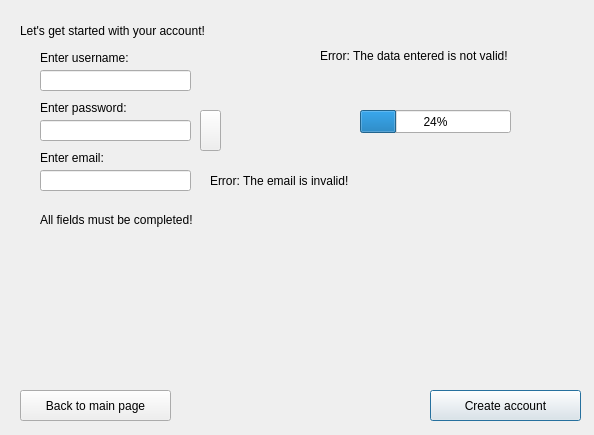
AndreiAndreea/TriviadorMCpp, file Triviador/Triviador/Register.ui: the form before one commit.
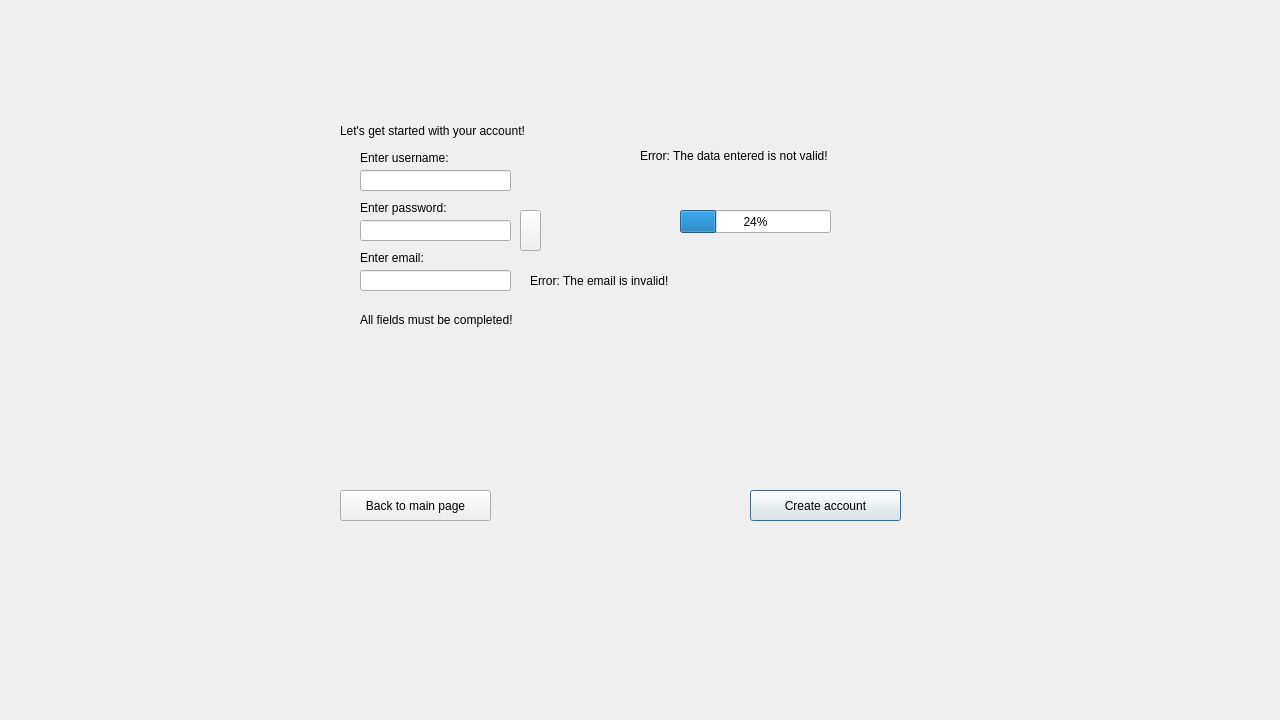
The form after the commit.

What changed in the file:
```diff
--- a/Triviador/Triviador/Register.ui
+++ b/Triviador/Triviador/Register.ui
@@ -6,8 +6,8 @@
    <rect>
     <x>0</x>
     <y>0</y>
-    <width>594</width>
-    <height>435</height>
+    <width>1280</width>
+    <height>720</height>
    </rect>
   </property>
   <property name="windowTitle">
@@ -16,8 +16,8 @@
   <widget class="QLabel" name="singUpLabel">
    <property name="geometry">
     <rect>
-     <x>20</x>
-     <y>20</y>
+     <x>340</x>
+     <y>120</y>
      <width>221</width>
      <height>21</height>
     </rect>
@@ -29,8 +29,8 @@
   <widget class="QLineEdit" name="usernameLineEdit">
    <property name="geometry">
     <rect>
-     <x>40</x>
-     <y>70</y>
+     <x>360</x>
+     <y>170</y>
      <width>151</width>
      <height>21</height>
     </rect>
@@ -39,8 +39,8 @@
   <widget class="QLabel" name="usernameLabel">
    <property name="geometry">
     <rect>
-     <x>40</x>
-     <y>50</y>
+     <x>360</x>
+     <y>150</y>
      <width>111</width>
      <height>16</height>
     </rect>
@@ -52,8 +52,8 @@
   <widget class="QLabel" name="passwordLabel">
    <property name="geometry">
     <rect>
-     <x>40</x>
-     <y>100</y>
+     <x>360</x>
+     <y>200</y>
      <width>111</width>
      <height>16</height>
     </rect>
@@ -65,8 +65,8 @@
   <widget class="QLineEdit" name="passwordLineEdit">
    <property name="geometry">
     <rect>
-     <x>40</x>
-     <y>120</y>
+     <x>360</x>
+     <y>220</y>
      <width>151</width>
      <height>21</height>
     </rect>
@@ -75,8 +75,8 @@
   <widget class="QLabel" name="emailLabel">
    <property name="geometry">
     <rect>
-     <x>40</x>
-     <y>150</y>
+     <x>360</x>
+     <y>250</y>
      <width>111</width>
      <height>16</height>
     </rect>
@@ -88,8 +88,8 @@
   <widget class="QLineEdit" name="emailLineEdit">
    <property name="geometry">
     <rect>
-     <x>40</x>
-     <y>170</y>
+     <x>360</x>
+     <y>270</y>
      <width>151</width>
      <height>21</height>
     </rect>
@@ -98,8 +98,8 @@
   <widget class="QPushButton" name="submitDataPushButton">
    <property name="geometry">
     <rect>
-     <x>430</x>
-     <y>390</y>
+     <x>750</x>
+     <y>490</y>
      <width>151</width>
      <height>31</height>
     </rect>
@@ -114,8 +114,8 @@
   <widget class="QLabel" name="submitDataErrorLabel">
    <property name="geometry">
     <rect>
-     <x>320</x>
-     <y>20</y>
+     <x>640</x>
+     <y>120</y>
      <width>231</width>
      <height>71</height>
     </rect>
@@ -130,8 +130,8 @@
   <widget class="QLabel" name="incompleteFieldsErrorLabel">
    <property name="geometry">
     <rect>
-     <x>40</x>
-     <y>210</y>
+     <x>360</x>
+     <y>310</y>
      <width>161</width>
      <height>20</height>
     </rect>
@@ -143,8 +143,8 @@
   <widget class="QLabel" name="emailErrorLabel">
    <property name="geometry">
     <rect>
-     <x>210</x>
-     <y>170</y>
+     <x>530</x>
+     <y>270</y>
      <width>141</width>
      <height>21</height>
     </rect>
@@ -156,8 +156,8 @@
   <widget class="QPushButton" name="displayPasswordPushButton">
    <property name="geometry">
     <rect>
-     <x>200</x>
-     <y>110</y>
+     <x>520</x>
+     <y>210</y>
      <width>21</width>
      <height>41</height>
     </rect>
@@ -172,8 +172,8 @@
   <widget class="QPushButton" name="registerBackPushButton">
    <property name="geometry">
     <rect>
-     <x>20</x>
-     <y>390</y>
+     <x>340</x>
+     <y>490</y>
      <width>151</width>
      <height>31</height>
     </rect>
@@ -185,8 +185,8 @@
   <widget class="QProgressBar" name="progressBar">
    <property name="geometry">
     <rect>
-     <x>360</x>
-     <y>110</y>
+     <x>680</x>
+     <y>210</y>
      <width>151</width>
      <height>23</height>
     </rect>
```
